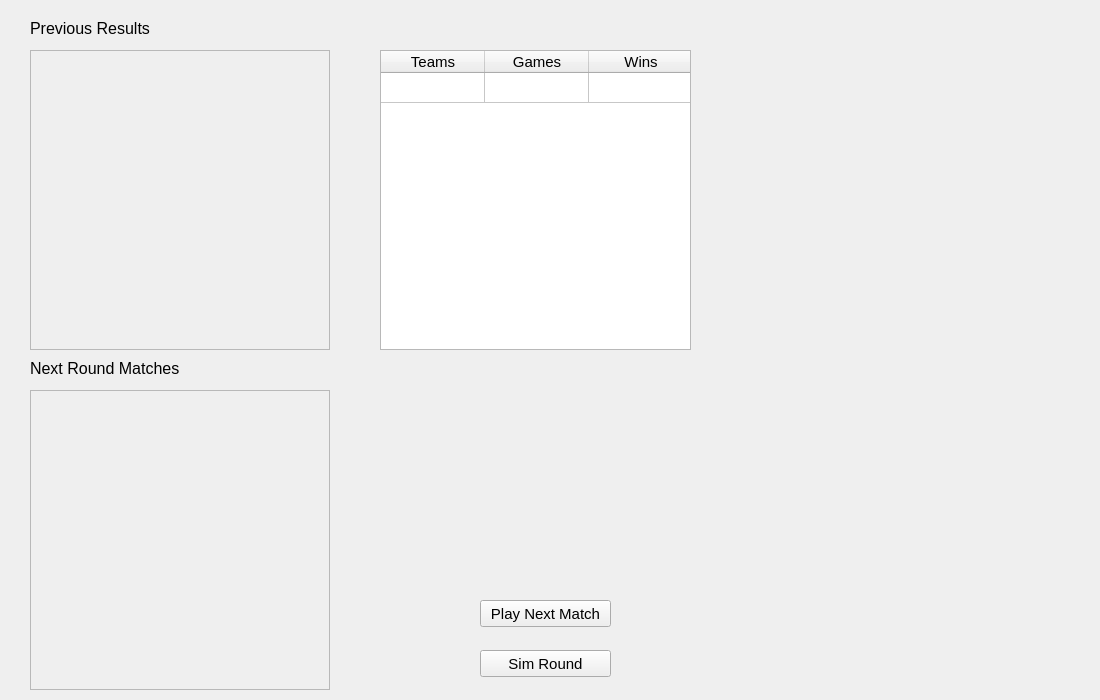
Old version of the form LeagueScreen.ui in the repository walsh06/BasketballManager.
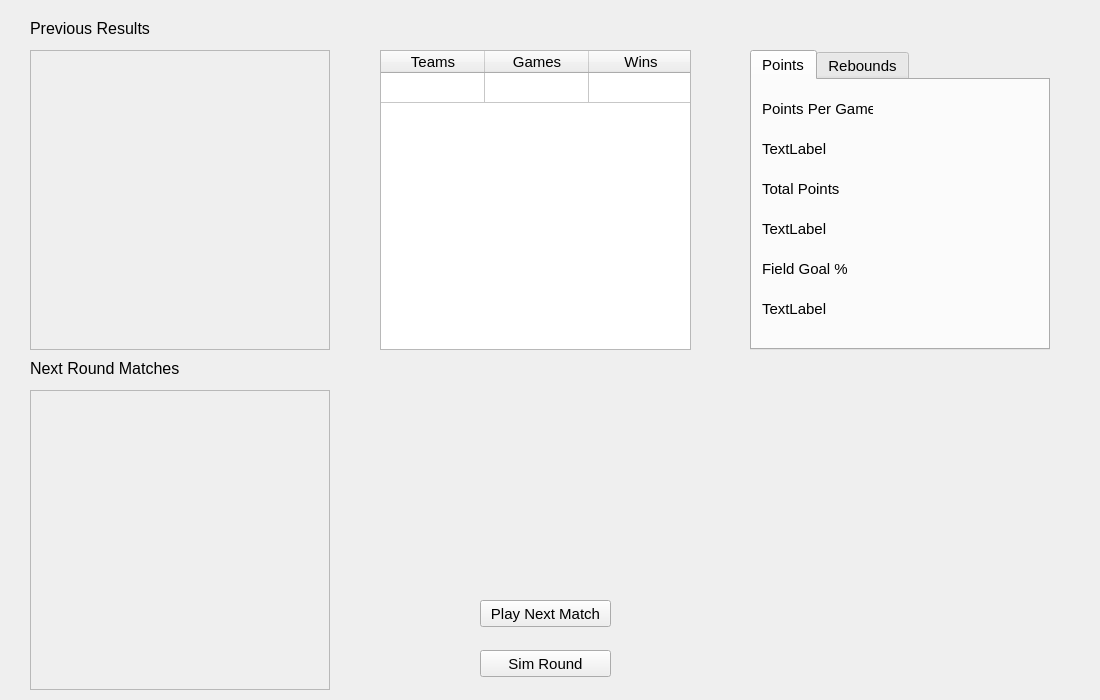
New version of the form. Custom widgets are drawn as their Qt base class.

Commit message: Started adding leaderboards

Diff of the .ui file:
```diff
--- a/LeagueScreen.ui
+++ b/LeagueScreen.ui
@@ -191,6 +191,158 @@
       <set>Qt::AlignLeading|Qt::AlignLeft|Qt::AlignTop</set>
      </property>
     </widget>
+    <widget class="QTabWidget" name="StatsLeaders">
+     <property name="geometry">
+      <rect>
+       <x>750</x>
+       <y>50</y>
+       <width>300</width>
+       <height>300</height>
+      </rect>
+     </property>
+     <property name="currentIndex">
+      <number>0</number>
+     </property>
+     <widget class="QWidget" name="tab">
+      <attribute name="title">
+       <string>Points</string>
+      </attribute>
+      <widget class="QLabel" name="label_3">
+       <property name="geometry">
+        <rect>
+         <x>10</x>
+         <y>20</y>
+         <width>111</width>
+         <height>17</height>
+        </rect>
+       </property>
+       <property name="text">
+        <string>Points Per Game</string>
+       </property>
+      </widget>
+      <widget class="QLabel" name="ppgLeader">
+       <property name="geometry">
+        <rect>
+         <x>10</x>
+         <y>60</y>
+         <width>231</width>
+         <height>17</height>
+        </rect>
+       </property>
+       <property name="text">
+        <string>TextLabel</string>
+       </property>
+      </widget>
+      <widget class="QLabel" name="label_5">
+       <property name="geometry">
+        <rect>
+         <x>10</x>
+         <y>100</y>
+         <width>111</width>
+         <height>17</height>
+        </rect>
+       </property>
+       <property name="text">
+        <string>Total Points</string>
+       </property>
+      </widget>
+      <widget class="QLabel" name="label_6">
+       <property name="geometry">
+        <rect>
+         <x>10</x>
+         <y>180</y>
+         <width>91</width>
+         <height>17</height>
+        </rect>
+       </property>
+       <property name="text">
+        <string>Field Goal %</string>
+       </property>
+      </widget>
+      <widget class="QLabel" name="pointsLeader">
+       <property name="geometry">
+        <rect>
+         <x>10</x>
+         <y>140</y>
+         <width>231</width>
+         <height>17</height>
+        </rect>
+       </property>
+       <property name="text">
+        <string>TextLabel</string>
+       </property>
+      </widget>
+      <widget class="QLabel" name="fgpcLeader">
+       <property name="geometry">
+        <rect>
+         <x>10</x>
+         <y>220</y>
+         <width>231</width>
+         <height>17</height>
+        </rect>
+       </property>
+       <property name="text">
+        <string>TextLabel</string>
+       </property>
+      </widget>
+     </widget>
+     <widget class="QWidget" name="tab_2">
+      <attribute name="title">
+       <string>Rebounds</string>
+      </attribute>
+      <widget class="QTableWidget" name="tableWidget_2">
+       <property name="geometry">
+        <rect>
+         <x>0</x>
+         <y>0</y>
+         <width>300</width>
+         <height>275</height>
+        </rect>
+       </property>
+       <property name="verticalScrollBarPolicy">
+        <enum>Qt::ScrollBarAlwaysOff</enum>
+       </property>
+       <property name="horizontalScrollBarPolicy">
+        <enum>Qt::ScrollBarAlwaysOff</enum>
+       </property>
+       <property name="rowCount">
+        <number>5</number>
+       </property>
+       <property name="columnCount">
+        <number>6</number>
+       </property>
+       <attribute name="verticalHeaderVisible">
+        <bool>false</bool>
+       </attribute>
+       <attribute name="verticalHeaderDefaultSectionSize">
+        <number>49</number>
+       </attribute>
+       <row/>
+       <row/>
+       <row/>
+       <row/>
+       <row/>
+       <column>
+        <property name="text">
+         <string>Team</string>
+        </property>
+       </column>
+       <column>
+        <property name="text">
+         <string>Player</string>
+        </property>
+       </column>
+       <column>
+        <property name="text">
+         <string>Rebounds</string>
+        </property>
+       </column>
+       <column/>
+       <column/>
+       <column/>
+      </widget>
+     </widget>
+    </widget>
    </widget>
    <widget class="MatchScreen" name="MatchWidget"/>
    <widget class="QWidget" name="PostGame">
```
The commit also changes 2 other files.
